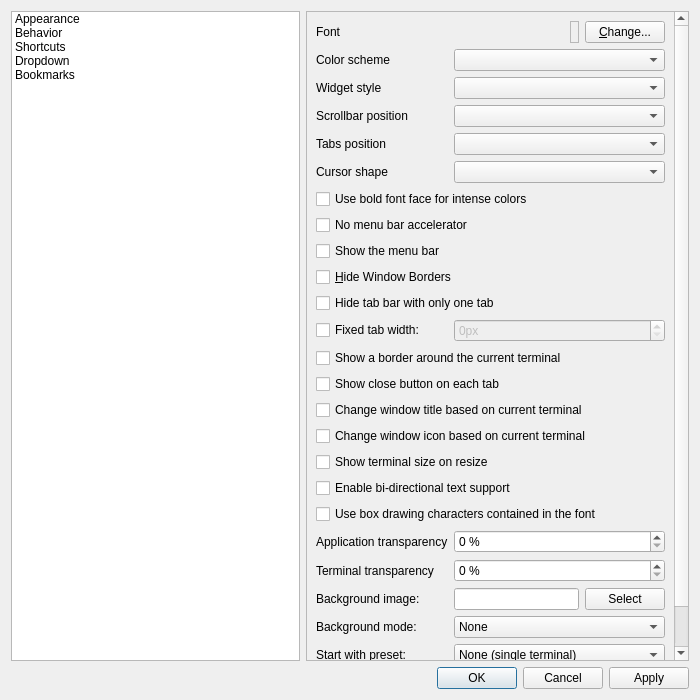
The window that src/forms/propertiesdialog.ui (lxqt/qterminal) describes before a commit, drawn with Qt 5.
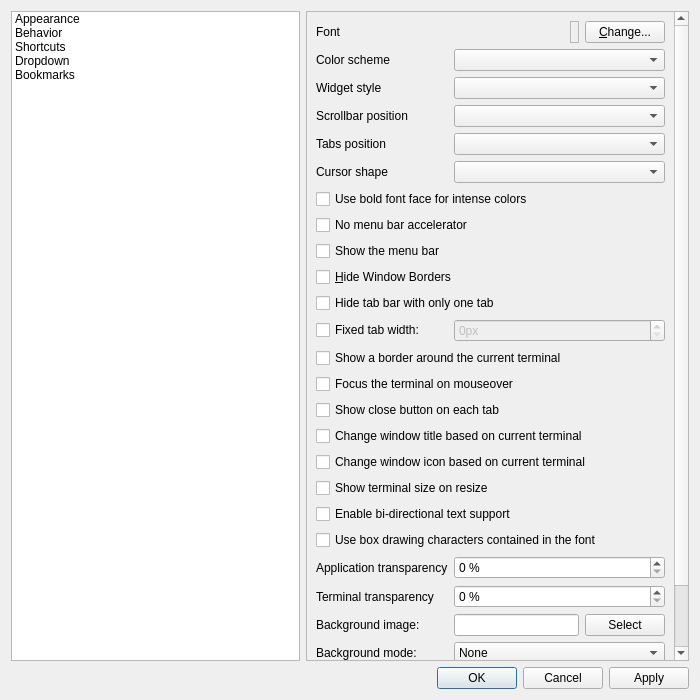
The same window after the commit. The open tabs and pages were chosen to show the change. Icons and pictures are not drawn.

Commit message:
Focuse the sub-terminal on mouseover
Closes https://github.com/lxqt/qterminal/issues/1188

The edit to the form file:
```diff
--- a/src/forms/propertiesdialog.ui
+++ b/src/forms/propertiesdialog.ui
@@ -69,7 +69,7 @@
       <enum>QFrame::StyledPanel</enum>
      </property>
      <property name="currentIndex">
-      <number>1</number>
+      <number>0</number>
      </property>
      <widget class="QWidget" name="appearancePage">
       <layout class="QVBoxLayout" name="verticalLayout_4">
@@ -301,6 +301,13 @@
             </widget>
            </item>
            <item row="14" column="0" colspan="2">
+            <widget class="QCheckBox" name="focusOnMoueOverCheckBox">
+             <property name="text">
+              <string>Focus the terminal on mouseover</string>
+             </property>
+            </widget>
+           </item>
+           <item row="15" column="0" colspan="2">
             <widget class="QCheckBox" name="closeTabButtonCheckBox">
              <property name="text">
               <string>Show close button on each tab</string>
@@ -310,35 +317,35 @@
              </property>
             </widget>
            </item>
-           <item row="15" column="0" colspan="2">
+           <item row="16" column="0" colspan="2">
             <widget class="QCheckBox" name="changeWindowTitleCheckBox">
              <property name="text">
               <string>Change window title based on current terminal</string>
              </property>
             </widget>
            </item>
-           <item row="16" column="0" colspan="2">
+           <item row="17" column="0" colspan="2">
             <widget class="QCheckBox" name="changeWindowIconCheckBox">
              <property name="text">
               <string>Change window icon based on current terminal</string>
              </property>
             </widget>
            </item>
-           <item row="17" column="0" colspan="2">
+           <item row="18" column="0" colspan="2">
             <widget class="QCheckBox" name="showTerminalSizeHintCheckBox">
              <property name="text">
               <string>Show terminal size on resize</string>
              </property>
             </widget>
            </item>
-           <item row="18" column="0" colspan="2">
+           <item row="19" column="0" colspan="2">
             <widget class="QCheckBox" name="enabledBidiSupportCheckBox">
              <property name="text">
               <string>Enable bi-directional text support</string>
              </property>
             </widget>
            </item>
-           <item row="19" column="0" colspan="2">
+           <item row="20" column="0" colspan="2">
             <widget class="QCheckBox" name="useFontBoxDrawingCharsCheckBox">
              <property name="toolTip">
               <string>Specify whether box drawing characters should be drawn by QTerminal internally or left to underlying font rendering libraries.</string>
@@ -348,7 +355,7 @@
              </property>
             </widget>
            </item>
-           <item row="20" column="0">
+           <item row="21" column="0">
             <widget class="QLabel" name="label_4">
              <property name="text">
               <string>Application transparency</string>
@@ -358,7 +365,7 @@
              </property>
             </widget>
            </item>
-           <item row="20" column="1">
+           <item row="21" column="1">
             <widget class="QSpinBox" name="appTransparencyBox">
              <property name="suffix">
               <string> %</string>
@@ -374,7 +381,7 @@
              </property>
             </widget>
            </item>
-           <item row="21" column="0">
+           <item row="22" column="0">
             <widget class="QLabel" name="label">
              <property name="text">
               <string>Terminal transparency</string>
@@ -384,7 +391,7 @@
              </property>
             </widget>
            </item>
-           <item row="21" column="1">
+           <item row="22" column="1">
             <widget class="QSpinBox" name="termTransparencyBox">
              <property name="suffix">
               <string> %</string>
@@ -400,14 +407,14 @@
              </property>
             </widget>
            </item>
-           <item row="22" column="0">
+           <item row="23" column="0">
             <widget class="QLabel" name="label_13">
              <property name="text">
               <string>Background image:</string>
              </property>
             </widget>
            </item>
-           <item row="22" column="1">
+           <item row="23" column="1">
             <layout class="QHBoxLayout" name="horizontalLayout_3">
              <item>
               <widget class="QLineEdit" name="backgroundImageLineEdit"/>
@@ -421,14 +428,14 @@
              </item>
             </layout>
            </item>
-           <item row="23" column="0">
+           <item row="24" column="0">
             <widget class="QLabel" name="label_16">
              <property name="text">
               <string>Background mode:</string>
              </property>
             </widget>
            </item>
-           <item row="23" column="1">
+           <item row="24" column="1">
             <widget class="QComboBox" name="backgroundModecomboBox">
              <item>
               <property name="text">
@@ -457,7 +464,7 @@
              </item>
             </widget>
            </item>
-           <item row="24" column="0">
+           <item row="25" column="0">
             <widget class="QLabel" name="label_9">
              <property name="text">
               <string>Start with preset:</string>
@@ -467,7 +474,7 @@
              </property>
             </widget>
            </item>
-           <item row="24" column="1">
+           <item row="25" column="1">
             <widget class="QComboBox" name="terminalPresetComboBox">
              <item>
               <property name="text">
@@ -491,7 +498,7 @@
              </item>
             </widget>
            </item>
-           <item row="25" column="0">
+           <item row="26" column="0">
             <widget class="QLabel" name="label_15">
              <property name="text">
               <string>Terminal margin</string>
@@ -501,14 +508,14 @@
              </property>
             </widget>
            </item>
-           <item row="25" column="1">
+           <item row="26" column="1">
             <widget class="QSpinBox" name="terminalMarginSpinBox">
              <property name="suffix">
               <string>px</string>
              </property>
             </widget>
            </item>
-           <item row="26" column="0" colspan="2">
+           <item row="27" column="0" colspan="2">
             <spacer name="verticalSpacer_3">
              <property name="orientation">
               <enum>Qt::Vertical</enum>
```
The commit also changes 4 other files.
